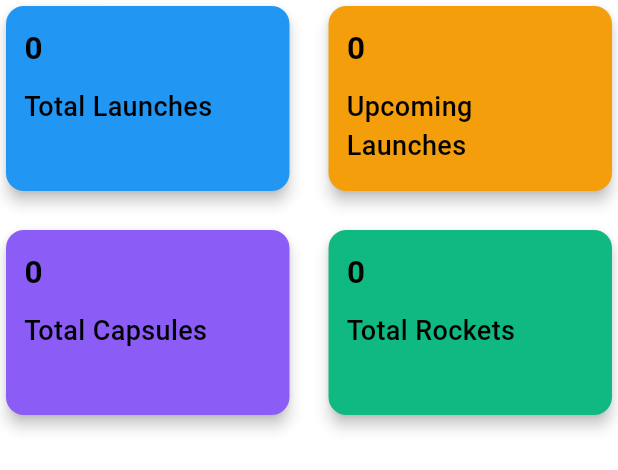
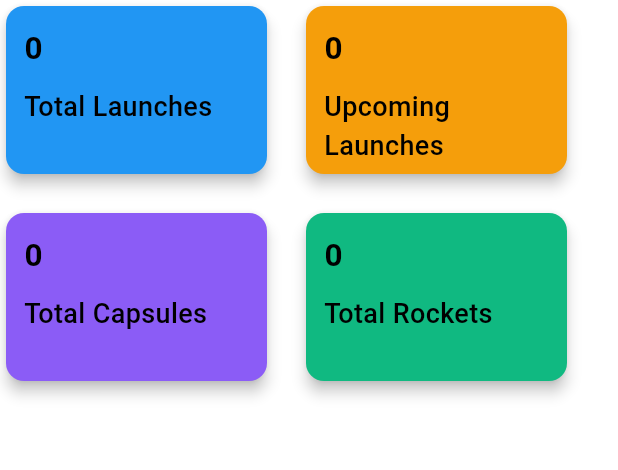
Before and after one commit to ONjie/spacex_flutter_app_challenge, a Flutter app: the StatisticsGridViewWidget widget shown alone on an empty page, opened directly with empty values, on a phone screen of 412 x 824 dp. Shown: the top 470 px of the screen. Run offline on Flutter 3.47's test engine with Material 3 defaults, Android fonts, the phone set to English and light mode, and no system bars; drawn by our look-alikes of skeletonizer; our stand-ins replace either_dart, equatable, get, get_it, graphql_flutter, internet_connection_checker and 2 more; accounts and stored records are empty; network calls fail.

Commit message:
Refactored StatisticsGridViewWidget

```diff
--- a/lib/presentation/widgets/home_screen_widgets/statistics_grid_view_widget.dart
+++ b/lib/presentation/widgets/home_screen_widgets/statistics_grid_view_widget.dart
@@ -17,33 +17,56 @@ class StatisticsGridViewWidget extends StatelessWidget {
 
   @override
   Widget build(BuildContext context) {
-    return GridView(
-      shrinkWrap: true,
-      physics: const NeverScrollableScrollPhysics(),
-      gridDelegate: SliverGridDelegateWithFixedCrossAxisCount(
-        crossAxisCount: 2,
-        mainAxisSpacing: 18,
-        crossAxisSpacing: 18,
-        childAspectRatio:
-            MediaQuery.of(context).size.width < 600 ? 3 / 2 : 4 / 1,
-      ),
+    final screenWidth = MediaQuery.of(context).size.width;
+    final isWide = screenWidth >= 600;
+
+    // Calculate a consistent card width for 2 columns
+    final double cardWidth = isWide
+        ? 250
+        : (screenWidth / 2) - 24; // subtracting padding + spacing
+    const double cardHeight = 120; // fixed height for equal layout
+
+    return Wrap(
+      spacing: 18,
+      runSpacing: 18,
+      alignment: WrapAlignment.center,
       children: [
-        StatisticCardWidget(
+        SizedBox(
+          width: cardWidth,
+          height: cardHeight,
+          child: StatisticCardWidget(
             count: '$totalLaunches',
             label: 'Total Launches',
-            color: Colors.blue),
-        StatisticCardWidget(
+            color: Colors.blue,
+          ),
+        ),
+        SizedBox(
+          width: cardWidth,
+          height: cardHeight,
+          child: StatisticCardWidget(
             count: '$upcomingLaunches',
             label: 'Upcoming Launches',
-            color: AppColors.secondary),
-        StatisticCardWidget(
+            color: AppColors.secondary,
+          ),
+        ),
+        SizedBox(
+          width: cardWidth,
+          height: cardHeight,
+          child: StatisticCardWidget(
             count: '$totalCapsules',
             label: 'Total Capsules',
-            color: AppColors.accent),
-        StatisticCardWidget(
+            color: AppColors.accent,
+          ),
+        ),
+        SizedBox(
+          width: cardWidth,
+          height: cardHeight,
+          child: StatisticCardWidget(
             count: '$totalRockets',
             label: 'Total Rockets',
-            color: AppColors.success),
+            color: AppColors.success,
+          ),
+        ),
       ],
     );
   }
```
